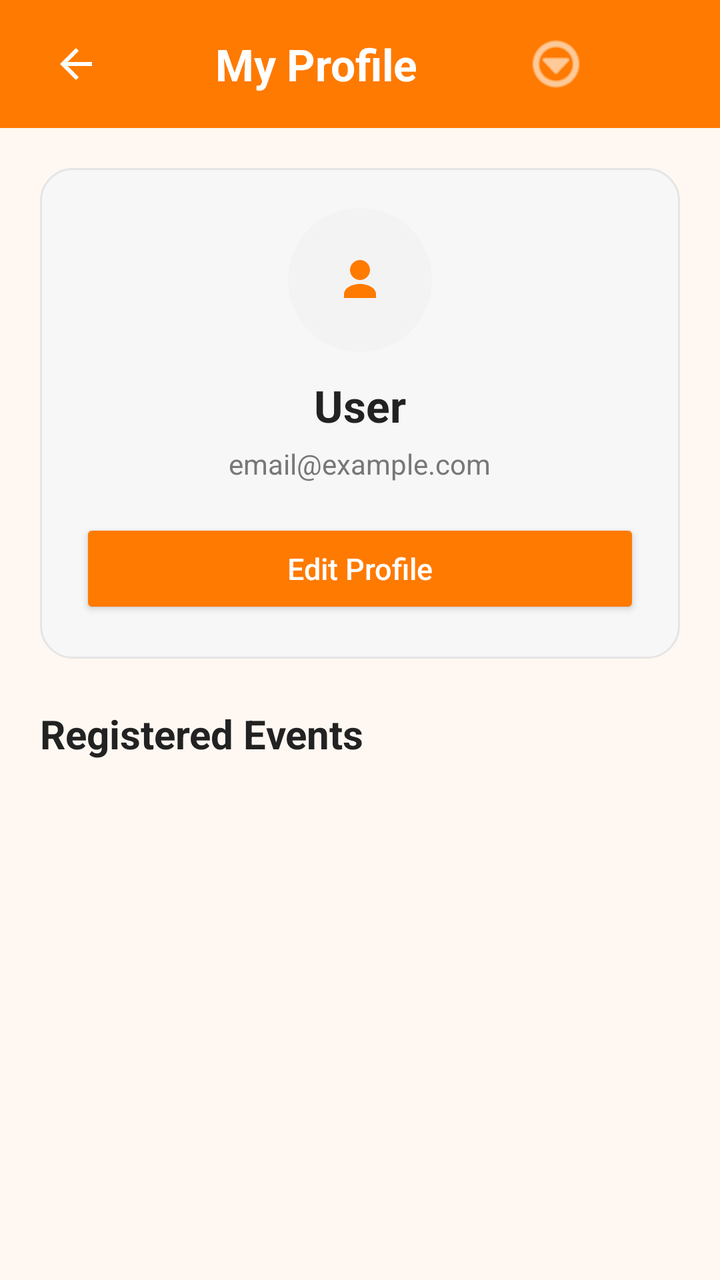
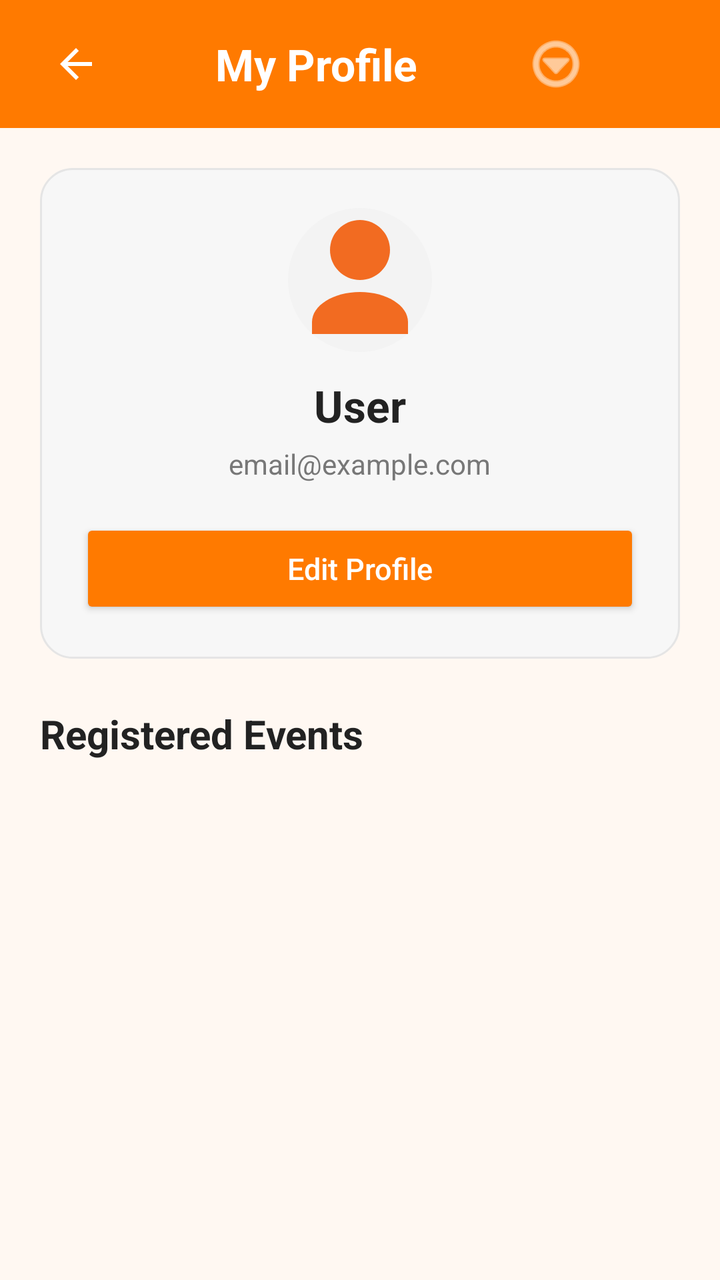

Two renders of the same Android screen: before a commit and after it. Below are the layout's source before the change and the commit's diff.
<!-- AndroidManifest.xml: application theme Theme.Festive_hub -->
<!-- res/layout/activity_profile.xml -->
<?xml version="1.0" encoding="utf-8"?>
<LinearLayout
    xmlns:android="http://schemas.android.com/apk/res/android"
    xmlns:app="http://schemas.android.com/apk/res-auto"
    android:layout_width="match_parent"
    android:layout_height="match_parent"
    android:orientation="vertical"
    android:background="#FFF8F2">

    
    <LinearLayout
        android:layout_width="match_parent"
        android:layout_height="64dp"
        android:orientation="horizontal"
        android:gravity="center_vertical"
        android:paddingStart="16dp"
        android:paddingEnd="16dp"
        android:background="#FF7A00">

        <ImageButton
            android:id="@+id/btnBack"
            android:layout_width="44dp"
            android:layout_height="44dp"
            android:background="@android:color/transparent"
            android:src="@drawable/ic_arrow_back"
            android:contentDescription="Back"
            app:tint="@android:color/white" />

        <TextView
            android:layout_width="0dp"
            android:layout_height="wrap_content"
            android:layout_weight="1"
            android:text="My Profile"
            android:textColor="@android:color/white"
            android:textSize="22sp"
            android:textStyle="bold"
            android:gravity="center" />

        <ImageButton
            android:id="@+id/btnProfileMenu"
            android:layout_width="44dp"
            android:layout_height="44dp"
            android:background="@android:color/transparent"
            android:src="@android:drawable/ic_menu_more"
            android:contentDescription="Profile menu"
            app:tint="@android:color/white" />

        <View
            android:layout_width="44dp"
            android:layout_height="44dp" />

    </LinearLayout>

    
    <ScrollView
        android:layout_width="match_parent"
        android:layout_height="0dp"
        android:layout_weight="1"
        android:fillViewport="true">

        <LinearLayout
            android:layout_width="match_parent"
            android:layout_height="wrap_content"
            android:orientation="vertical"
            android:padding="20dp">

            
            <LinearLayout
                android:layout_width="match_parent"
                android:layout_height="wrap_content"
                android:orientation="vertical"
                android:gravity="center"
                android:padding="20dp"
                android:background="@drawable/bg_card">

                <ImageButton
                    android:layout_width="72dp"
                    android:layout_height="72dp"
                    android:background="@drawable/bg_circle_light"
                    android:src="@drawable/ic_profile"
                    android:contentDescription="Profile"
                    android:clickable="false"
                    android:focusable="false"
                    app:tint="#FF7A00" />

                
                <TextView
                    android:id="@+id/tvProfileName"
                    android:layout_width="wrap_content"
                    android:layout_height="wrap_content"
                    android:layout_marginTop="12dp"
                    android:text="User"
                    android:textColor="#222222"
                    android:textSize="22sp"
                    android:textStyle="bold"
                    android:gravity="center" />

                
                <TextView
                    android:id="@+id/tvProfileEmail"
                    android:layout_width="wrap_content"
                    android:layout_height="wrap_content"
                    android:layout_marginTop="5dp"
                    android:text="email@example.com"
                    android:textColor="#777777"
                    android:textSize="14sp"
                    android:gravity="center" />

                
                <Button
                    android:id="@+id/btnEditProfile"
                    android:layout_width="match_parent"
                    android:layout_height="50dp"
                    android:layout_marginTop="18dp"
                    android:text="Edit Profile"
                    android:textAllCaps="false"
                    android:textColor="@android:color/white"
                    android:textSize="15sp"
                    android:backgroundTint="#FF7A00" />

            </LinearLayout>

            
            <TextView
                android:layout_width="wrap_content"
                android:layout_height="wrap_content"
                android:layout_marginTop="24dp"
                android:text="Registered Events"
                android:textColor="#222222"
                android:textSize="20sp"
                android:textStyle="bold" />

            
            <TextView
                android:id="@+id/tvNoEvents"
                android:layout_width="match_parent"
                android:layout_height="wrap_content"
                android:layout_marginTop="20dp"
                android:text="You haven't joined any events yet."
                android:textColor="#777777"
                android:textSize="16sp"
                android:gravity="center"
                android:visibility="gone" />

            
            <LinearLayout
                android:id="@+id/registeredEventsContainer"
                android:layout_width="match_parent"
                android:layout_height="wrap_content"
                android:layout_marginTop="12dp"
                android:orientation="vertical" />

        </LinearLayout>

    </ScrollView>

</LinearLayout>
<!-- resources referenced by this layout -->
<resources>
  <!-- drawable bg_card (drawable) -->
  <?xml version="1.0" encoding="utf-8"?>
  <shape xmlns:android="http://schemas.android.com/apk/res/android"
      android:shape="rectangle">
  
      <solid android:color="#F7F7F7"/>
  
      <stroke
          android:width="1dp"
          android:color="#E5E5E5"/>
  
      <corners android:radius="16dp"/>
  
  </shape>
  <!-- drawable bg_circle_light (drawable) -->
  <?xml version="1.0" encoding="utf-8"?>
  <shape xmlns:android="http://schemas.android.com/apk/res/android"
      android:shape="oval">
  
      <solid android:color="#F3F3F3"/>
  
  </shape>
  <!-- drawable ic_arrow_back (drawable) -->
  <vector xmlns:android="http://schemas.android.com/apk/res/android" android:autoMirrored="true" android:height="24dp" android:tint="#000000" android:viewportHeight="24" android:viewportWidth="24" android:width="24dp">
        
      <path android:fillColor="@android:color/white" android:pathData="M20,11H7.83l5.59,-5.59L12,4l-8,8 8,8 1.41,-1.41L7.83,13H20v-2z"/>
      
  </vector>
  <!-- drawable ic_profile (drawable) -->
  <?xml version="1.0" encoding="utf-8"?>
  <vector xmlns:android="http://schemas.android.com/apk/res/android"
      android:width="24dp"
      android:height="24dp"
      android:viewportWidth="24"
      android:viewportHeight="24">
  
      <path
          android:fillColor="#F26B21"
          android:pathData="M12,12c2.76,0 5,-2.24 5,-5s-2.24,-5 -5,-5 -5,2.24 -5,5 2.24,5 5,5z" />
  
      <path
          android:fillColor="#F26B21"
          android:pathData="M12,14c-4.42,0 -8,2.24 -8,5v2h16v-2c0,-2.76 -3.58,-5 -8,-5z" />
  
  </vector>
  <style name="Theme.Festive_hub" parent="Base.Theme.Festive_hub" />
  <style name="Base.Theme.Festive_hub" parent="Theme.Material3.DayNight.NoActionBar">
          
          
      </style>
</resources>

<!-- the commit's change to res/layout/activity_profile.xml (unified diff, before → after) -->
@@ -73,15 +73,14 @@
                 android:padding="20dp"
                 android:background="@drawable/bg_card">
 
-                <ImageButton
-                    android:layout_width="72dp"
-                    android:layout_height="72dp"
-                    android:background="@drawable/bg_circle_light"
-                    android:src="@drawable/ic_profile"
-                    android:contentDescription="Profile"
-                    android:clickable="false"
-                    android:focusable="false"
-                    app:tint="#FF7A00" />
+                <ImageView
+                android:id="@+id/ivProfile"
+                android:layout_width="72dp"
+                android:layout_height="72dp"
+                android:background="@drawable/bg_circle_light"
+                android:src="@drawable/ic_profile"
+                android:scaleType="centerCrop"
+                android:contentDescription="Profile picture" />
 
                 
                 <TextView
